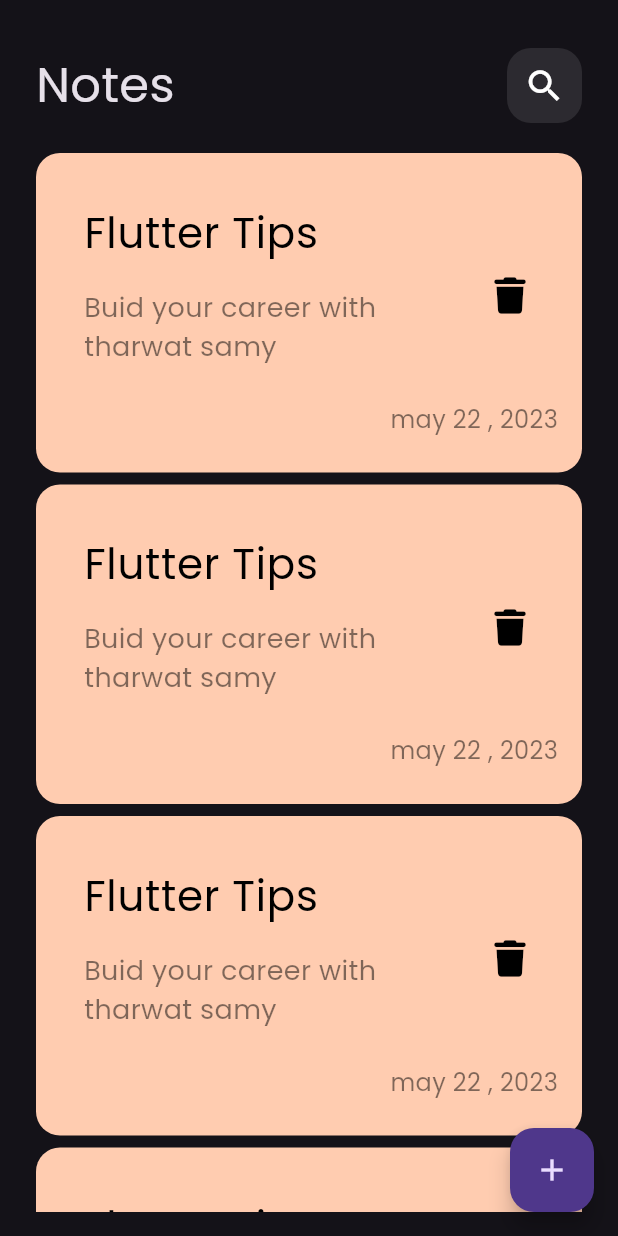
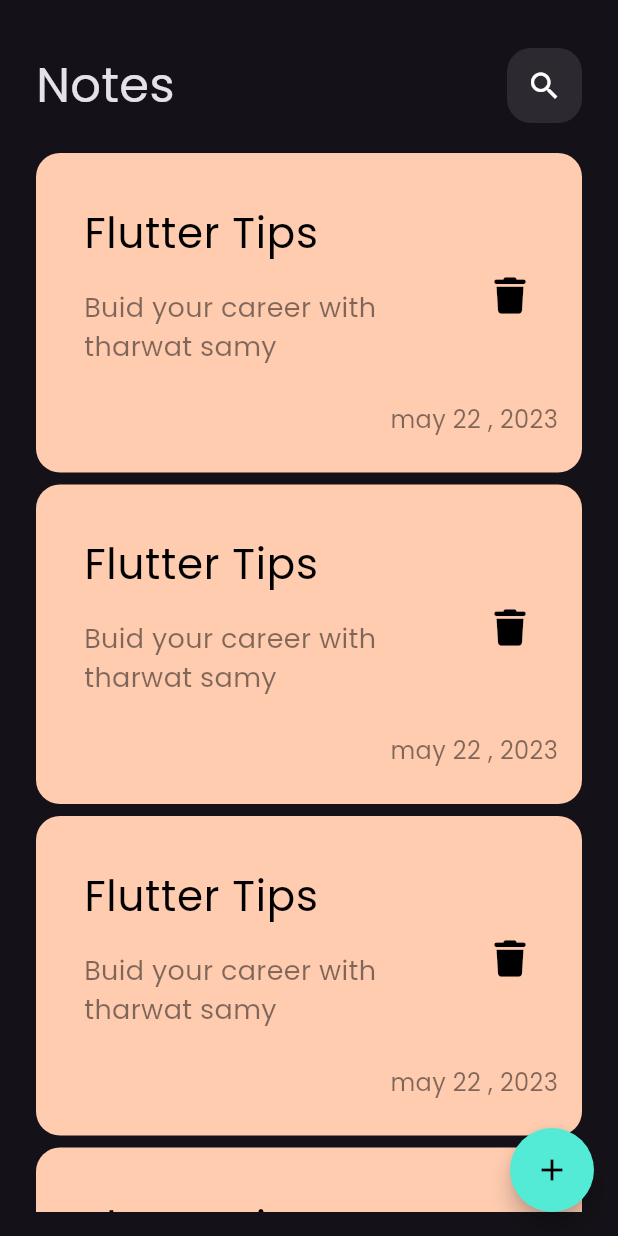
Before and after one commit to moustafa3laa2/notes_app, a Flutter app: the screen it shows after launch, on a phone screen of 412 x 824 dp. Run offline on Flutter 3.47's test engine with Material 3 defaults, Android fonts, the phone set to English and light mode, and no system bars; our stand-ins replace font_awesome_flutter.

```diff
--- a/lib/views/notes_view.dart
+++ b/lib/views/notes_view.dart
@@ -1,4 +1,5 @@
 import 'package:flutter/material.dart';
+import 'package:notes_app/constants.dart';
 import 'package:notes_app/widgets/add_model_bottom_sheet.dart';
 import 'package:notes_app/widgets/notes_view_body.dart';
 
@@ -9,6 +10,8 @@ class NotesView extends StatelessWidget {
   Widget build(BuildContext context) {
     return Scaffold(
       floatingActionButton: FloatingActionButton(
+        backgroundColor: kPrimeryColor,
+        shape: const CircleBorder(),
         onPressed: () {
           showModalBottomSheet(
             shape: RoundedRectangleBorder(
@@ -20,7 +23,10 @@ class NotesView extends StatelessWidget {
             },
           );
         },
-        child: const Icon(Icons.add),
+        child: const Icon(
+          Icons.add,
+          color: Colors.black,
+        ),
       ),
       body: const NotesViewBody(),
     );
--- a/lib/widgets/custom_app_bar.dart
+++ b/lib/widgets/custom_app_bar.dart
@@ -1,19 +1,27 @@
 import 'package:flutter/material.dart';
-import 'package:notes_app/widgets/searsh_icon.dart';
 
 class CustomAppBAr extends StatelessWidget {
-  const CustomAppBAr({super.key});
-
+  const CustomAppBAr({super.key, required this.title, required this.icon});
+  final String title;
+  final Icon icon;
   @override
   Widget build(BuildContext context) {
-    return const Row(
+    return Row(
       mainAxisAlignment: MainAxisAlignment.spaceBetween,
       children: [
         Text(
-          'Notes',
-          style: TextStyle(fontSize: 32),
+          title,
+          style: const TextStyle(fontSize: 32),
         ),
-        SearshIcon(),
+        Container(
+          height: 50,
+          width: 50,
+          decoration: BoxDecoration(
+            borderRadius: BorderRadius.circular(16),
+            color: Colors.white.withOpacity(.1),
+          ),
+          child: icon,
+        ),
       ],
     );
   }
--- a/lib/widgets/note_item.dart
+++ b/lib/widgets/note_item.dart
@@ -1,12 +1,24 @@
 import 'package:flutter/material.dart';
 import 'package:font_awesome_flutter/font_awesome_flutter.dart';
+import 'package:notes_app/views/edit_note_view.dart';
 
 class NoteItem extends StatelessWidget {
   const NoteItem({super.key});
 
   @override
   Widget build(BuildContext context) {
-    return Container(
+    return GestureDetector(
+      onTap: () {
+        Navigator.push(
+          context,
+          MaterialPageRoute(
+            builder: (context) {
+              return const EditNoteView();
+            },
+          ),
+        );
+      },
+      child: Container(
         padding: const EdgeInsets.only(top: 24, left: 16, bottom: 24),
         decoration: BoxDecoration(
           borderRadius: BorderRadius.circular(16),
@@ -41,12 +53,13 @@ class NoteItem extends StatelessWidget {
               padding: const EdgeInsets.only(right: 16),
               child: Text(
                 'may 22 , 2023',
-              style:
-                  TextStyle(color: Colors.black.withOpacity(0.5), fontSize: 16),
+                style: TextStyle(
+                    color: Colors.black.withOpacity(0.5), fontSize: 16),
               ),
             ),
           ],
         ),
+      ),
     );
   }
 }
--- a/lib/widgets/notes_view_body.dart
+++ b/lib/widgets/notes_view_body.dart
@@ -11,7 +11,10 @@ class NotesViewBody extends StatelessWidget {
       padding: EdgeInsets.only(top: 32, right: 24, left: 24),
       child: Column(
         children: [
-          CustomAppBAr(),
+          CustomAppBAr(
+            icon: Icon(Icons.search),
+            title: 'Notes',
+          ),
           Expanded(child: NotesListView()),
         ],
       ),
```
Also changed, not shown: lib/views/edit_note_view.dart (added, +13 -0 lines), lib/widgets/edit_view_body.dart (added, +30 -0 lines). Lines whose indentation alone changed are shown as unchanged.
